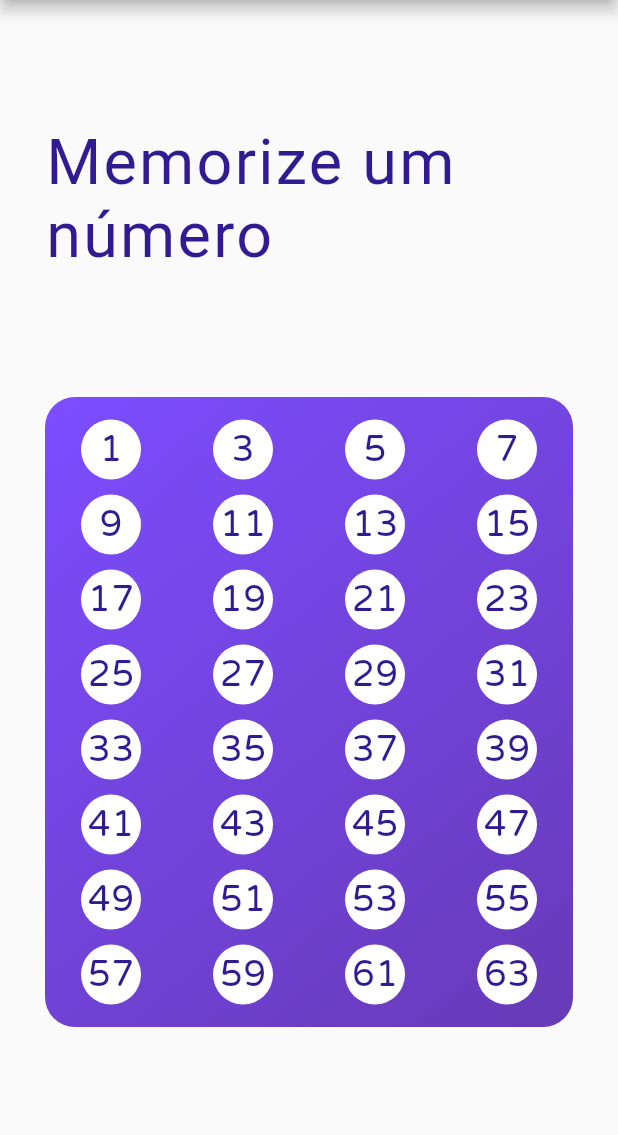
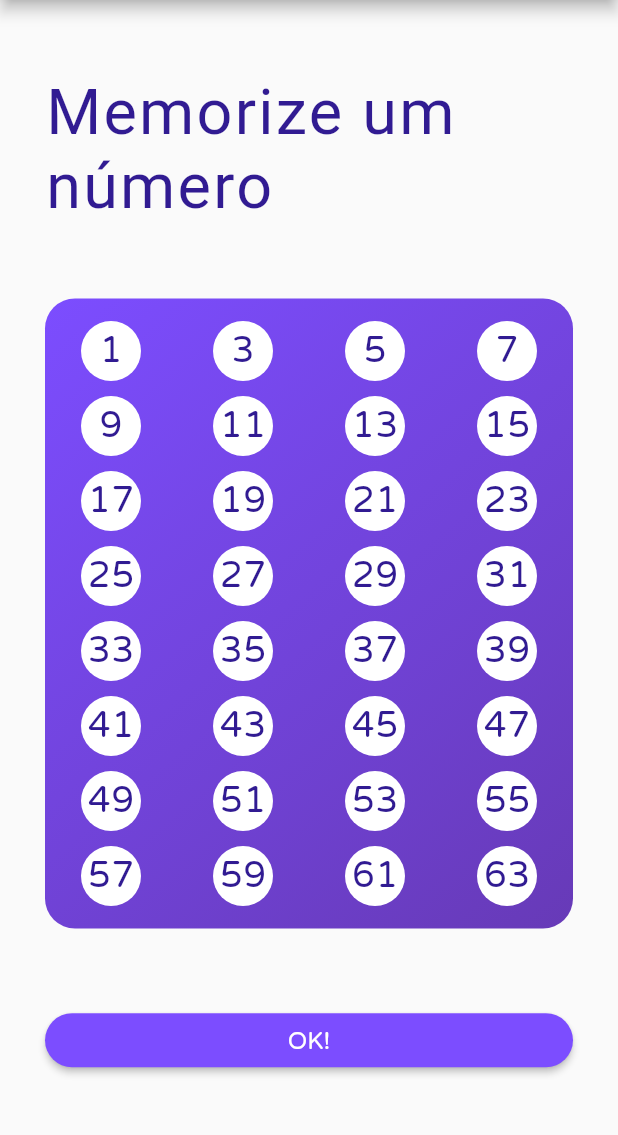
Before and after one commit to pedrolacerda81/magic_numbers, a Flutter app: the Play screen opened directly, on a phone screen of 412 x 824 dp, the part 84-1219 px from its top. Run offline on Flutter 3.47's test engine with Material 2 defaults, Android fonts, the light colour scheme and no system bars; Roboto replaces fonts that are missing (RugeBoogie).

Commit message:
Adds play buttons to play screen

```diff
--- a/lib/src/screens/play/play.dart
+++ b/lib/src/screens/play/play.dart
@@ -1,7 +1,9 @@
 import 'package:flutter/material.dart';
 
 class Play extends StatelessWidget {
+  final bool memorizedNumber = false;
   final String text = 'Memorize um número';
+  //final String text = 'Seu número está aqui?';
   final List<List<int>> card = [
     [01, 03, 05, 07],
     [09, 11, 13, 15],
@@ -12,6 +14,16 @@ class Play extends StatelessWidget {
     [49, 51, 53, 55],
     [57, 59, 61, 63]
   ];
+  // final List<List<int>> card = [
+  //   [02, 03, 06, 07],
+  //   [10, 11, 14, 15],
+  //   [18, 19, 22, 23],
+  //   [26, 27, 30, 31],
+  //   [34, 35, 38, 39],
+  //   [42, 43, 46, 47],
+  //   [50, 51, 54, 55],
+  //   [58, 59, 62, 63]
+  // ];
 
   Container getRow(List<int> row) {
     List<Widget> rowChildrens = [];
@@ -50,6 +62,38 @@ class Play extends StatelessWidget {
     });
     //TODO: remenber to random the rows on the rows list
     return rows;
+  }
+
+  Container _buildPlayButtons(
+      String text, IconData icon, Color color, Function onPressed) {
+    return Container(
+      height: 50.0,
+      child: RaisedButton(
+        shape: RoundedRectangleBorder(
+          borderRadius: BorderRadius.circular(30.0),
+        ),
+        splashColor: Colors.white,
+        color: color,
+        child: Row(
+          children: <Widget>[
+            Text(
+              text,
+              style: TextStyle(
+                color: Colors.white,
+                fontSize: 16.0,
+              ),
+            ),
+            SizedBox(width: 5.0),
+            Icon(
+              icon,
+              size: 16.0,
+              color: Colors.white,
+            ),
+          ],
+        ),
+        onPressed: onPressed,
+      ),
+    );
   }
 
   @override
@@ -114,6 +158,47 @@ class Play extends StatelessWidget {
                 ),
               ),
             ),
+            !memorizedNumber
+                ? Container(
+                    padding: EdgeInsets.symmetric(horizontal: 30.0),
+                    child: Column(
+                      crossAxisAlignment: CrossAxisAlignment.stretch,
+                      children: [
+                        RaisedButton(
+                          shape: RoundedRectangleBorder(
+                            borderRadius: BorderRadius.circular(30.0),
+                          ),
+                          splashColor: Colors.white,
+                          color: Colors.deepPurpleAccent,
+                          child: Text(
+                            'OK!',
+                            style: TextStyle(
+                              color: Colors.white,
+                              fontSize: 16.0,
+                            ),
+                          ),
+                          onPressed: () {
+                            //TODO: onPressed
+                          },
+                        ),
+                      ],
+                    ),
+                  )
+                : Container(
+                    padding: EdgeInsets.symmetric(horizontal: 30.0),
+                    child: Row(
+                      mainAxisSize: MainAxisSize.max,
+                      mainAxisAlignment: MainAxisAlignment.spaceBetween,
+                      children: <Widget>[
+                        _buildPlayButtons(
+                            'SIM', Icons.check, Colors.deepPurpleAccent, () {}),
+                        _buildPlayButtons('NÃO', Icons.close, Colors.redAccent,
+                            () {
+                          Navigator.popAndPushNamed(context, '/abrakadabra');
+                        }),
+                      ],
+                    ),
+                  ),
           ],
         ),
       ),
```
